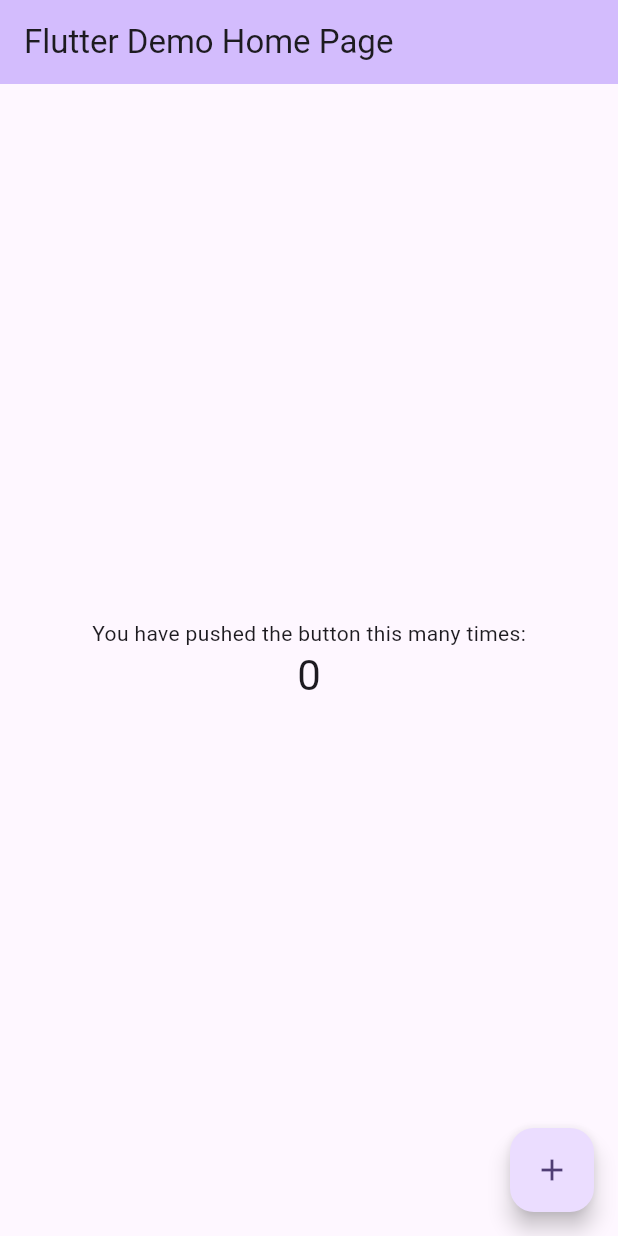
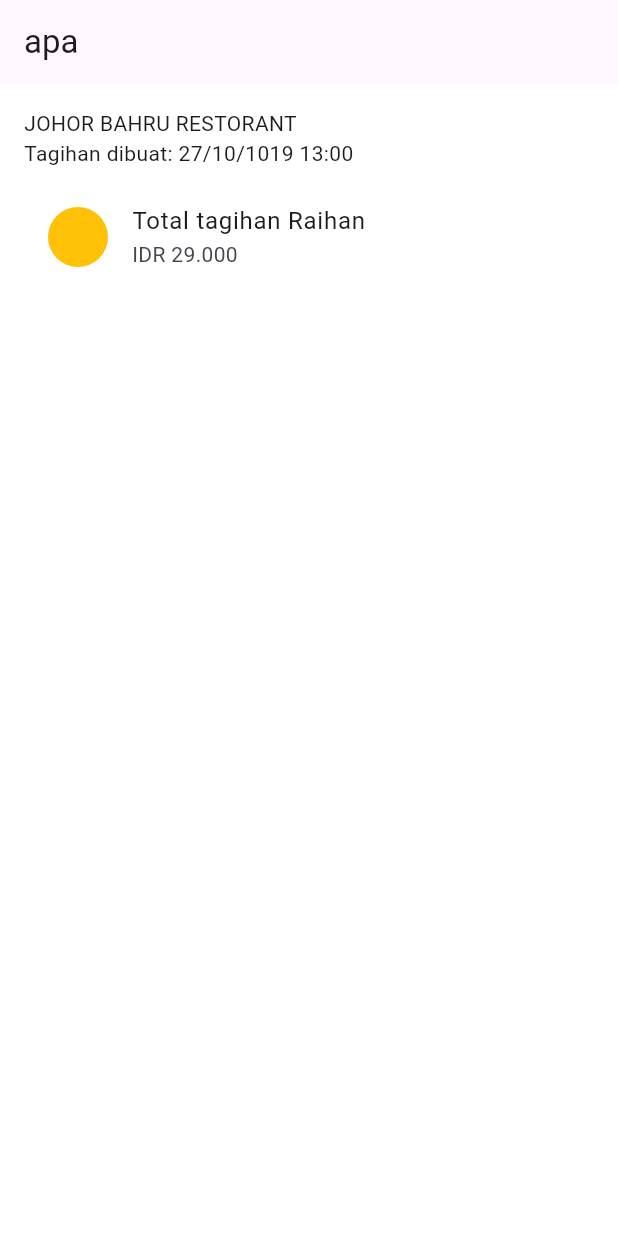
Before and after one commit to ALFIAN-code/struk.in-pdbl, a Flutter app: the screen it shows after launch, on a phone screen of 412 x 824 dp. Run offline on Flutter 3.47's test engine with Material 3 defaults, Android fonts, the phone set to English and light mode, and no system bars.

Commit message:
split page starting

```diff
--- a/lib/main.dart
+++ b/lib/main.dart
@@ -1,4 +1,5 @@
 import 'package:flutter/material.dart';
+import 'package:strukin/split_page.dart';
 
 void main() {
   runApp(const MyApp());
@@ -11,26 +12,12 @@ class MyApp extends StatelessWidget {
   @override
   Widget build(BuildContext context) {
     return MaterialApp(
+      debugShowCheckedModeBanner: false,
       title: 'Flutter Demo',
       theme: ThemeData(
-        // This is the theme of your application.
-        //
-        // TRY THIS: Try running your application with "flutter run". You'll see
-        // the application has a purple toolbar. Then, without quitting the app,
-        // try changing the seedColor in the colorScheme below to Colors.green
-        // and then invoke "hot reload" (save your changes or press the "hot
-        // reload" button in a Flutter-supported IDE, or press "r" if you used
-        // the command line to start the app).
-        //
-        // Notice that the counter didn't reset back to zero; the application
-        // state is not lost during the reload. To reset the state, use hot
-        // restart instead.
-        //
-        // This works for code too, not just values: Most code changes can be
-        // tested with just a hot reload.
         colorScheme: ColorScheme.fromSeed(seedColor: Colors.deepPurple),
       ),
-      home: const MyHomePage(title: 'Flutter Demo Home Page'),
+      home: const /*MyHomePage(title: 'Flutter Demo Home Page')*/SplitPage(),
     );
   }
 }
--- /dev/null
+++ b/lib/split_page.dart
@@ -0,0 +1,43 @@
+import 'package:flutter/material.dart';
+
+class SplitPage extends StatefulWidget {
+  const SplitPage({super.key});
+
+  @override
+  State<SplitPage> createState() => _SplitPageState();
+}
+
+class _SplitPageState extends State<SplitPage> {
+  @override
+  Widget build(BuildContext context) {
+    return Scaffold(
+      backgroundColor: Colors.white,
+      appBar: AppBar(
+        title: Text('apa'),
+      ),
+      body: ListView(
+        padding: EdgeInsets.all(16.0),
+        children: [
+          Column(
+            mainAxisAlignment: MainAxisAlignment.spaceEvenly,
+            crossAxisAlignment: CrossAxisAlignment.start,
+            children: [
+              Text('JOHOR BAHRU RESTORANT'),
+              Text('Tagihan dibuat: 27/10/1019 13:00'),
+              SizedBox(
+                height: 10,
+              ),
+            ],
+          ),
+          ListTile(
+            leading: CircleAvatar(
+              backgroundColor: Colors.amber,
+            ),
+            title: Text('Total tagihan Raihan'),
+            subtitle: Text('IDR 29.000'),
+          ),
+        ],
+      ),
+    );
+  }
+}
```
